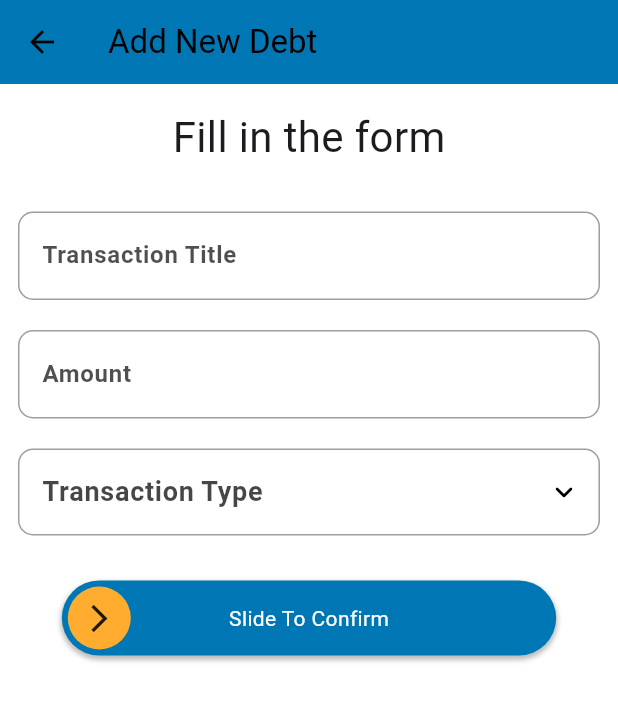
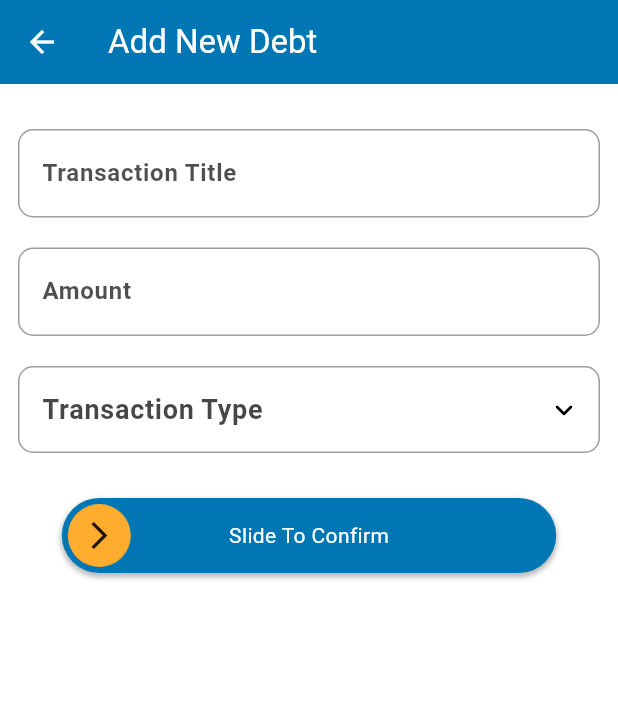
Before and after one commit to Mohamed-Ararr/Fund_Flow_App, a Flutter app: the AddNewDebtFormViewBody screen opened directly, on a phone screen of 412 x 824 dp. Shown: the top 701 px of the screen. Run offline on Flutter 3.47's test engine with Material 3 defaults, Android fonts, the phone set to English and light mode, and no system bars; drawn by our look-alikes of action_slider, dropdown_search; our stand-ins replace flutter_bloc, flutter_slidable, flutter_spinkit, flutter_svg, go_router, hive and 3 more; missing offline and left inert: currency_picker, custom_pop_up_menu; accounts and stored records are empty.

Commit message:
UI updates

```diff
--- a/lib/ContValues.dart
+++ b/lib/ContValues.dart
@@ -151,7 +151,6 @@ showSnackBarMessage(bool result, bool warning, context, String successMsg,
                 message: warningMsg,
               )
             : CustomSnackBar.success(
-                backgroundColor: Colors.blue,
                 message: successMsg,
               )
         : CustomSnackBar.error(
--- a/lib/Features/AddNewDebtFormView/Presentation/Widgets/AddNewDebtFormViewBody.dart
+++ b/lib/Features/AddNewDebtFormView/Presentation/Widgets/AddNewDebtFormViewBody.dart
@@ -12,6 +12,7 @@ class AddNewDebtFormViewBody extends StatelessWidget {
     return Scaffold(
       appBar: AppBar(
         backgroundColor: AppColors.blueColor,
+        foregroundColor: AppColors.whiteColor,
         title: const Text("Add New Debt"),
       ),
       body: Padding(
--- a/lib/Features/AddNewDebtFormView/Presentation/Widgets/CustomDebtDropdown.dart
+++ b/lib/Features/AddNewDebtFormView/Presentation/Widgets/CustomDebtDropdown.dart
@@ -26,9 +26,9 @@ class CustomDebtDropdown extends StatelessWidget {
         icon: Icon(Icons.keyboard_arrow_down_rounded),
         iconSize: 35,
       ),
-      popupProps: PopupProps.menu(
+      popupProps: const PopupProps.menu(
         menuProps: MenuProps(
-          backgroundColor: AppColors.lightGreyColor,
+          backgroundColor: Colors.white,
         ),
         showSelectedItems: true,
         fit: FlexFit.loose,
@@ -42,13 +42,13 @@ class CustomDebtDropdown extends StatelessWidget {
                 .copyWith(color: const Color.fromARGB(185, 0, 0, 0)),
           ),
           border: OutlineInputBorder(
-            borderSide: BorderSide(
+            borderSide: const BorderSide(
               color: AppColors.orangeColor,
             ),
             borderRadius: kBr10,
           ),
           focusedBorder: OutlineInputBorder(
-            borderSide: BorderSide(
+            borderSide: const BorderSide(
               color: AppColors.orangeColor,
             ),
             borderRadius: kBr10,
--- a/lib/Features/AddNewDebtFormView/Presentation/Widgets/DebtFormInputs.dart
+++ b/lib/Features/AddNewDebtFormView/Presentation/Widgets/DebtFormInputs.dart
@@ -44,13 +44,6 @@ class _DebtFormInputsState extends State<DebtFormInputs> {
           autovalidateMode: autovalidateMode,
           child: Column(
             children: [
-              const SizedBox(height: 15),
-              const Text(
-                "Fill in the form",
-                style: TextStyle(
-                  fontSize: 28,
-                ),
-              ),
               const SizedBox(height: 30),
               CustomSavingTextField(
                 isAddNew: true,
--- a/lib/Features/AddNewSavingFormView/Presentation/Widgets/AddNewSavingFormViewBody.dart
+++ b/lib/Features/AddNewSavingFormView/Presentation/Widgets/AddNewSavingFormViewBody.dart
@@ -12,6 +12,7 @@ class AddNewSavingFormViewBody extends StatelessWidget {
     return Scaffold(
       appBar: AppBar(
         backgroundColor: AppColors.blueColor,
+        foregroundColor: AppColors.whiteColor,
         title: const Text("Add New Plan"),
       ),
       body: Padding(
--- a/lib/Features/AddNewSpentFormView/Presentation/Widgets/AddNewSpentFormViewBody.dart
+++ b/lib/Features/AddNewSpentFormView/Presentation/Widgets/AddNewSpentFormViewBody.dart
@@ -12,6 +12,7 @@ class AddNewSpentFormViewBody extends StatelessWidget {
     return Scaffold(
       appBar: AppBar(
         backgroundColor: AppColors.blueColor,
+        foregroundColor: AppColors.whiteColor,
         title: const Text("Add New Category"),
       ),
       body: Padding(
--- a/lib/Features/HomeView/Presentation/Widgets/Saving Plans Widgets/SavingCardInfo.dart
+++ b/lib/Features/HomeView/Presentation/Widgets/Saving Plans Widgets/SavingCardInfo.dart
@@ -20,7 +20,7 @@ class SavingCardInfo extends StatelessWidget {
       child: Container(
         padding: const EdgeInsets.only(top: 12, left: 12, right: 12, bottom: 8),
         decoration: BoxDecoration(
-          color: Colors.white,
+          color: Colors.grey.shade100,
           borderRadius: kBr15,
         ),
         child: Column(
--- a/lib/Features/HomeView/Presentation/Widgets/Saving Plans Widgets/SavingGoalAndCurrent.dart
+++ b/lib/Features/HomeView/Presentation/Widgets/Saving Plans Widgets/SavingGoalAndCurrent.dart
@@ -1,4 +1,5 @@
 import "package:flutter/material.dart";
+import "package:fundflow/Core/helper.dart";
 import "package:fundflow/Data/Models/Saving%20Card%20Model/SavingCardModel.dart";
 
 import "../../../../../ContValues.dart";
@@ -15,11 +16,11 @@ class SavingGoalAndCurrent extends StatelessWidget {
       mainAxisAlignment: MainAxisAlignment.spaceBetween,
       children: [
         Text(
-          "${savingCardModel.currentSaving} ${getCurrency()}",
+          "${Helper.formatCurrency(savingCardModel.currentSaving)} ${getCurrency()}",
           style: AppFonts.font14Bold,
         ),
         Text(
-          "${savingCardModel.savingGoal} ${getCurrency()}",
+          "${Helper.formatCurrency(savingCardModel.savingGoal)} ${getCurrency()}",
           style: AppFonts.font15Bold,
         ),
       ],
--- a/lib/Features/HomeView/Presentation/Widgets/Spent Track Widgets/SpentCard.dart
+++ b/lib/Features/HomeView/Presentation/Widgets/Spent Track Widgets/SpentCard.dart
@@ -29,7 +29,7 @@ class SpentCard extends StatelessWidget {
       child: Container(
         height: 45,
         decoration: BoxDecoration(
-          color: Colors.white,
+          color: Colors.grey.shade100,
           borderRadius: kBr10,
         ),
         child: Column(
--- a/lib/Features/HomeView/Presentation/Widgets/Top Headline Widgets/TotalBalanceWidget.dart
+++ b/lib/Features/HomeView/Presentation/Widgets/Top Headline Widgets/TotalBalanceWidget.dart
@@ -1,5 +1,6 @@
 import "package:flutter/material.dart";
 import "package:flutter_bloc/flutter_bloc.dart";
+import "package:fundflow/Core/helper.dart";
 import "package:fundflow/Data/BLoC%20Manager/User%20Cubit/user_cubit.dart";
 
 import "../../../../../ContValues.dart";
@@ -29,7 +30,7 @@ class _TotalBalanceWidgetState extends State<TotalBalanceWidget> {
                 ),
               ),
               Text(
-                "${state.currentBalance.toStringAsFixed(2)} ${getCurrency()}",
+                "${Helper.formatCurrency(state.currentBalance)} ${getCurrency()}",
                 style: AppTextStyles.headline1(context).copyWith(
                   color: AppColors.whiteColor,
                 ),
```
Also changed, not shown: lib/Core/helper.dart (added, +25 -0 lines), lib/Features/AddNewSavingFormView/Presentation/Widgets/FormInputs.dart (+0 -7 lines), lib/Features/AddNewSpentFormView/Presentation/Widgets/SpentFormInputs.dart (+0 -7 lines), lib/Features/HomeView/Presentation/Widgets/Bottom Sheets Widgets/ChangeBalanceBottomSheet.dart (+5 -5 lines), lib/Features/HomeView/Presentation/Widgets/Debts Widgets/DebtCard.dart (+21 -3 lines), lib/Features/HomeView/Presentation/Widgets/Debts Widgets/DebtsGridview.dart (+16 -13 lines), lib/Features/HomeView/Presentation/Widgets/Top Headline Widgets/ButtonsRow.dart (+7 -5 lines).
